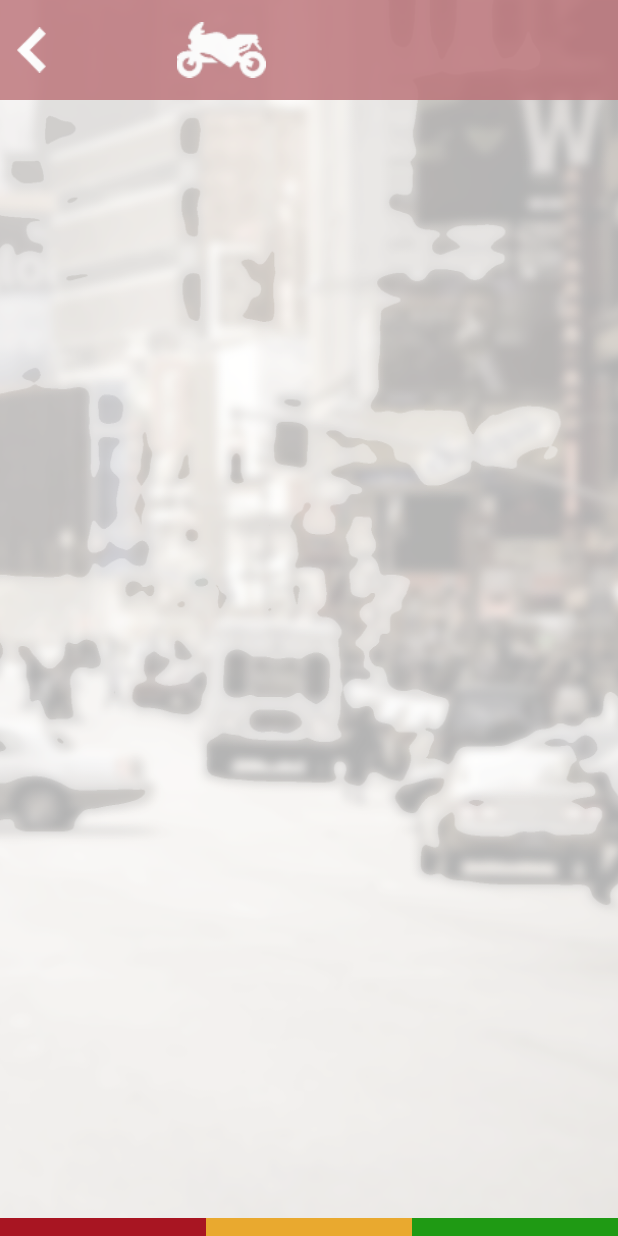
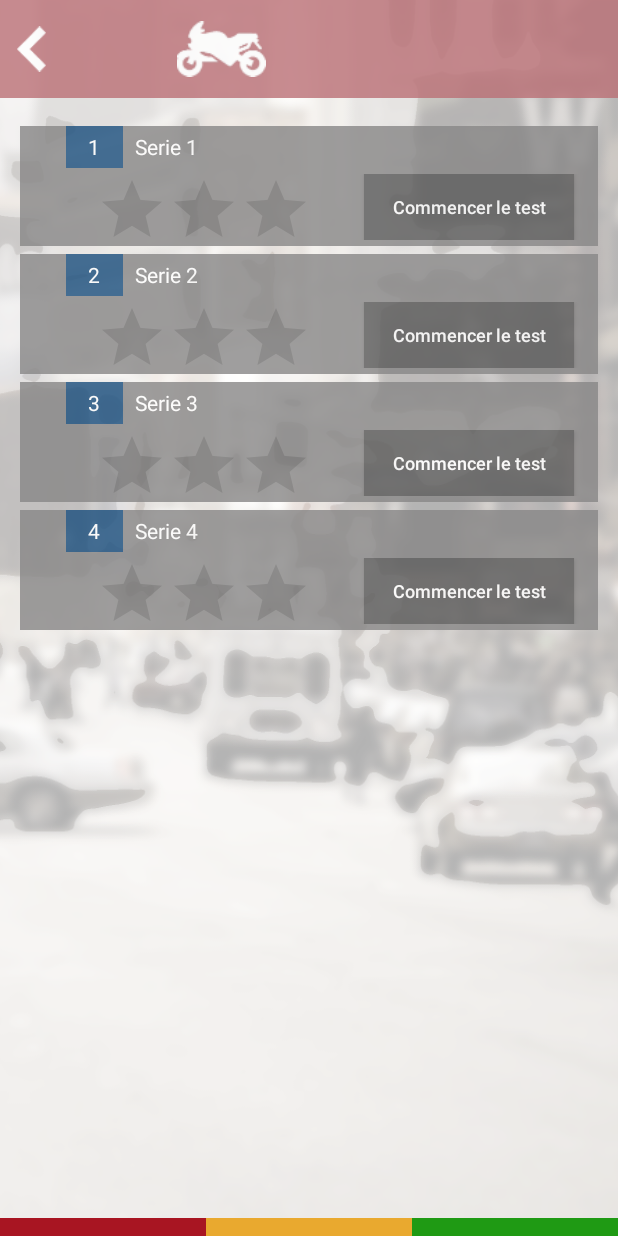
Before and after one commit to DeveloperXY/FreeTestCode, an Android app: the SeriesActivity screen opened directly, with no data from a screen before it, on a phone screen of 412 x 824 dp. Run offline under Robolectric (Android 15) with nearby library versions, the phone set to English and light mode, and no system bars; our stand-ins replace ButterKnife; plain views replace CustomTextView; 2 statements that could not run were skipped.

Commit message:
SeriesActivity: populate RecyclerView with data.

```diff
--- a/app/src/main/java/com/octagen/freetestcode/adapters/SeriesAdapter.java
+++ b/app/src/main/java/com/octagen/freetestcode/adapters/SeriesAdapter.java
@@ -4,8 +4,10 @@ import android.content.Context;
 import android.view.LayoutInflater;
 import android.view.View;
 import android.view.ViewGroup;
+import android.widget.Button;
 import android.widget.TextView;
 
+import com.octagen.customviews.TypeFaces;
 import com.octagen.freetestcode.R;
 import com.octagen.freetestcode.adapters.base.BaseSearchAdapter;
 import com.octagen.freetestcode.adapters.base.BinderViewHolder;
@@ -21,8 +23,11 @@ import butterknife.ButterKnife;
  */
 public class SeriesAdapter extends BaseSearchAdapter<SeriesAdapter.ViewHolder, Serie> {
 
+    private Context mContext;
+
     public SeriesAdapter(Context context, List<Serie> items) {
         super(context, items);
+        mContext = context;
     }
 
     @Override
@@ -39,10 +44,14 @@ public class SeriesAdapter extends BaseSearchAdapter<SeriesAdapter.ViewHolder, S
         TextView serieID;
         @Bind(R.id.serieLabel)
         TextView serieLabel;
+        @Bind(R.id.startTestButton)
+        Button startTestButton;
 
         public ViewHolder(View itemView) {
             super(itemView);
             ButterKnife.bind(this, itemView);
+
+            startTestButton.setTypeface(TypeFaces.getTypeFace(mContext, "fonts/cent.TTF"));
         }
 
         @Override
--- a/app/src/main/java/com/octagen/freetestcode/ui/SeriesActivity.java
+++ b/app/src/main/java/com/octagen/freetestcode/ui/SeriesActivity.java
@@ -4,10 +4,18 @@ import android.content.Intent;
 import android.os.Bundle;
 import android.support.annotation.DrawableRes;
 import android.support.v7.app.AppCompatActivity;
+import android.support.v7.widget.LinearLayoutManager;
+import android.support.v7.widget.RecyclerView;
 
 import com.octagen.freetestcode.R;
+import com.octagen.freetestcode.adapters.SeriesAdapter;
 import com.octagen.freetestcode.custom.ActionBarWithText.ActionBar;
 import com.octagen.freetestcode.custom.ActionBarWithText.ActionBarListener;
+import com.octagen.freetestcode.models.Serie;
+import com.octagen.freetestcode.utils.decorations.SpacesItemDecoration;
+
+import java.util.ArrayList;
+import java.util.List;
 
 import butterknife.Bind;
 import butterknife.ButterKnife;
@@ -20,13 +28,21 @@ public class SeriesActivity extends AppCompatActivity implements ActionBarListen
     @Bind(R.id.ActionBar)
     ActionBar mActionBar;
 
+    @Bind(R.id.seriesRecyclerView)
+    RecyclerView seriesRecyclerView;
+
+    private SeriesAdapter mSeriesAdapter;
+    private List<Serie> mSeries;
+
     @Override
     protected void onCreate(Bundle savedInstanceState) {
         super.onCreate(savedInstanceState);
-        setContentView(R.layout.activity_motocycle);
+        setContentView(R.layout.activity_series);
         ButterKnife.bind(this);
 
         setupActionBar();
+        setupRecyclerView();
+        populateRecyclerView();
     }
 
     private void setupActionBar() {
@@ -44,6 +60,26 @@ public class SeriesActivity extends AppCompatActivity implements ActionBarListen
         mActionBar.setImage(actionbarImage);
     }
 
+    private void setupRecyclerView() {
+        mSeries = new ArrayList<>();
+        seriesRecyclerView.setLayoutManager(new LinearLayoutManager(this));
+        seriesRecyclerView.addItemDecoration(new SpacesItemDecoration(8));
+    }
+
+    private void populateRecyclerView() {
+        mSeries.add(new Serie(1, "Serie 1", 39));
+        mSeries.add(new Serie(2, "Serie 2", 37));
+        mSeries.add(new Serie(3, "Serie 3", 25));
+        mSeries.add(new Serie(4, "Serie 4", 26));
+
+        if (mSeriesAdapter == null) {
+            mSeriesAdapter = new SeriesAdapter(this, mSeries);
+            seriesRecyclerView.setAdapter(mSeriesAdapter);
+        }
+        else
+            mSeriesAdapter.animateTo(mSeries);
+    }
+
     @Override
     public void onReturnPressed() {
         finish();
--- /dev/null
+++ b/app/src/main/java/com/octagen/freetestcode/utils/decorations/SpacesItemDecoration.java
@@ -0,0 +1,29 @@
+package com.octagen.freetestcode.utils.decorations;
+
+import android.graphics.Rect;
+import android.support.v7.widget.RecyclerView;
+import android.view.View;
+
+/**
+ * Created by Mohammed Aouf ZOUAG on 05/05/2016.
+ * <p>
+ * Creates space dividers between RecyclerView items.
+ */
+public class SpacesItemDecoration extends RecyclerView.ItemDecoration {
+    private int space;
+
+    public SpacesItemDecoration(int space) {
+        this.space = space;
+    }
+
+    @Override
+    public void getItemOffsets(Rect outRect, View view, RecyclerView parent, RecyclerView.State state) {
+        outRect.bottom = space;
+        outRect.right = space;
+        outRect.left = space;
+
+        // Add top margin only for the first item to avoid double space between items
+        if (parent.getChildPosition(view) == 0)
+            outRect.top = space * 2;
+    }
+}
--- /dev/null
+++ b/app/src/main/res/drawable-xxhdpi/start_test_btn_back.xml
@@ -0,0 +1,13 @@
+<?xml version="1.0" encoding="utf-8"?>
+<selector xmlns:android="http://schemas.android.com/apk/res/android">
+    <item android:state_pressed="true">
+        <shape>
+            <solid android:color="#9e9e9e"/>
+        </shape>
+    </item>
+    <item>
+        <shape>
+            <solid android:color="@color/startTestColor"/>
+        </shape>
+    </item>
+</selector>
--- a/app/src/main/res/layout/activity_motocycle.xml
+++ b/app/src/main/res/layout/activity_series.xml
@@ -30,6 +30,13 @@
                 android:layout_height="match_parent"/>
 
         </RelativeLayout>
+
+        <android.support.v7.widget.RecyclerView
+            android:id="@+id/seriesRecyclerView"
+            android:layout_width="match_parent"
+            android:layout_height="0dp"
+            android:layout_margin="8dp"
+            android:layout_weight="226"/>
     </LinearLayout>
 
     <LinearLayout
--- a/app/src/main/res/layout/serie_item_layout.xml
+++ b/app/src/main/res/layout/serie_item_layout.xml
@@ -3,7 +3,7 @@
               xmlns:costum="http://schemas.android.com/apk/res-auto"
               xmlns:tools="http://schemas.android.com/tools"
               android:layout_width="match_parent"
-              android:layout_height="100dp"
+              android:layout_height="80dp"
               android:alpha="0.8"
               android:background="@color/serieItemColor"
               android:orientation="vertical">
@@ -11,7 +11,7 @@
     <LinearLayout
         android:layout_width="match_parent"
         android:layout_height="0dp"
-        android:layout_weight="50"
+        android:layout_weight="35"
         android:orientation="horizontal"
         android:weightSum="100">
 
@@ -21,6 +21,7 @@
             android:layout_weight="8"/>
 
         <com.octagen.customviews.CustomTextView
+            android:id="@+id/serieID"
             android:layout_width="0dp"
             android:layout_height="match_parent"
             android:layout_weight="10"
@@ -30,10 +31,10 @@
             costum:Font="cent.TTF"
             costum:Size="16"
             tools:text="1"
-            tools:textSize="16sp"
-            android:id="@+id/serieID"/>
+            tools:textSize="16sp"/>
 
         <com.octagen.customviews.CustomTextView
+            android:id="@+id/serieLabel"
             android:layout_width="0dp"
             android:layout_height="match_parent"
             android:layout_weight="82"
@@ -41,16 +42,15 @@
             android:paddingLeft="8dp"
             android:textColor="#ffffff"
             costum:Font="cent.TTF"
-            costum:Size="12"
+            costum:Size="14"
             tools:text="Motocycle serie 1"
-            tools:textSize="12sp"
-            android:id="@+id/serieLabel"/>
+            tools:textSize="14sp"/>
     </LinearLayout>
 
     <LinearLayout
         android:layout_width="match_parent"
         android:layout_height="0dp"
-        android:layout_weight="50"
+        android:layout_weight="65"
         android:orientation="horizontal"
         android:padding="4dp"
         android:weightSum="100">
@@ -72,11 +72,14 @@
             android:layout_weight="15"/>
 
         <Button
+            android:id="@+id/startTestButton"
             android:layout_width="0dp"
-            android:layout_height="match_parent"
+            android:layout_height="wrap_content"
             android:layout_weight="60"
+            android:background="@drawable/start_test_btn_back"
             android:text="Commencer le test"
             android:textAllCaps="false"
+            android:textColor="#ffffff"
             android:textSize="12sp"/>
     </LinearLayout>
 </LinearLayout>
```
